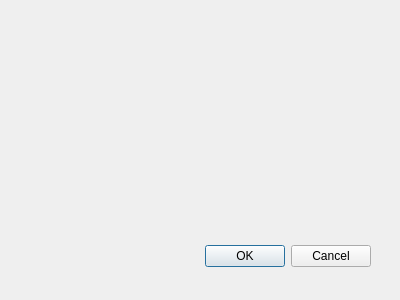
The window that selectphonedialog.ui (ykasidit/Ookjor) describes before a commit, drawn with Qt 5.
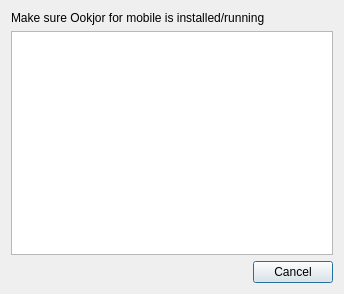
The same window after the commit.

The edit to the form file:
```diff
--- a/selectphonedialog.ui
+++ b/selectphonedialog.ui
@@ -3,34 +3,56 @@
  <comment/>
  <exportmacro/>
  <class>SelectPhoneDialog</class>
- <widget class="QDialog" name="SelectPhoneDialog" >
-  <property name="geometry" >
+ <widget class="QDialog" name="SelectPhoneDialog">
+  <property name="geometry">
    <rect>
     <x>0</x>
     <y>0</y>
-    <width>400</width>
-    <height>300</height>
+    <width>344</width>
+    <height>294</height>
    </rect>
   </property>
   <property name="windowTitle" >
    <string>Dialog</string>
   </property>
-  <widget class="QDialogButtonBox" name="buttonBox" >
-   <property name="geometry" >
-    <rect>
-     <x>30</x>
-     <y>240</y>
-     <width>341</width>
-     <height>32</height>
-    </rect>
-   </property>
-   <property name="orientation" >
-    <enum>Qt::Horizontal</enum>
-   </property>
-   <property name="standardButtons" >
-    <set>QDialogButtonBox::Cancel|QDialogButtonBox::Ok</set>
-   </property>
-  </widget>
+  <layout class="QVBoxLayout" name="verticalLayout_2">
+   <item>
+    <layout class="QVBoxLayout" name="verticalLayout">
+     <item>
+      <widget class="QLabel" name="label">
+       <property name="text">
+        <string>Make sure Ookjor for mobile is installed/running</string>
+       </property>
+      </widget>
+     </item>
+     <item>
+      <widget class="QListWidget" name="listWidget">
+       <property name="font">
+        <font>
+         <family>Monospace</family>
+         <pointsize>12</pointsize>
+         <weight>75</weight>
+         <bold>true</bold>
+        </font>
+       </property>
+      </widget>
+     </item>
+     <item>
+      <widget class="QDialogButtonBox" name="buttonBox">
+       <property name="layoutDirection">
+        <enum>Qt::LeftToRight</enum>
+       </property>
+       <property name="orientation">
+        <enum>Qt::Horizontal</enum>
+       </property>
+       <property name="standardButtons">
+        <set>QDialogButtonBox::Cancel</set>
+       </property>
+      </widget>
+     </item>
+    </layout>
+   </item>
+  </layout>
  </widget>
  <pixmapfunction/>
  <resources/>
```
Left out of the diff: 29 changed lines with no effect on the pictures.
